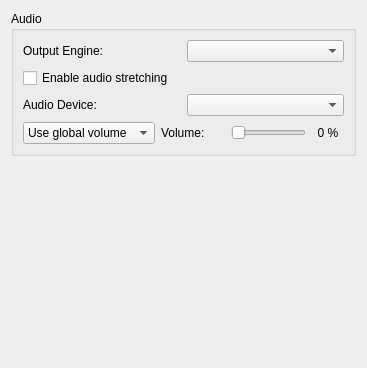
Above: src/yuzu/configuration/configure_audio.ui from rorrim-rorrim/eden-alt before the change. Below: the same form after it.
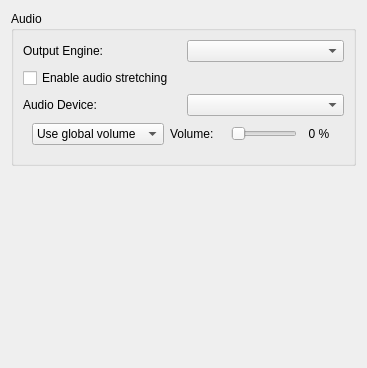
That is the form after the change.

Commit message: configure_audio: Implement highlighted overrides

The edit to the form file:
```diff
--- a/src/yuzu/configuration/configure_audio.ui
+++ b/src/yuzu/configuration/configure_audio.ui
@@ -56,9 +56,10 @@
        </layout>
       </item>
       <item>
+       <widget class="QWidget" name="volume_layout" native="true">
        <layout class="QHBoxLayout" name="horizontalLayout_2">
         <property name="topMargin">
-         <number>0</number>
+          <number>1</number>
         </property>
         <item>
          <widget class="QComboBox" name="volume_combo_box">
@@ -130,6 +131,7 @@
          </widget>
         </item>
        </layout>
+       </widget>
       </item>
      </layout>
     </widget>
```
Lines whose indentation alone changed are shown as unchanged. The commit also changes 1 other file.
